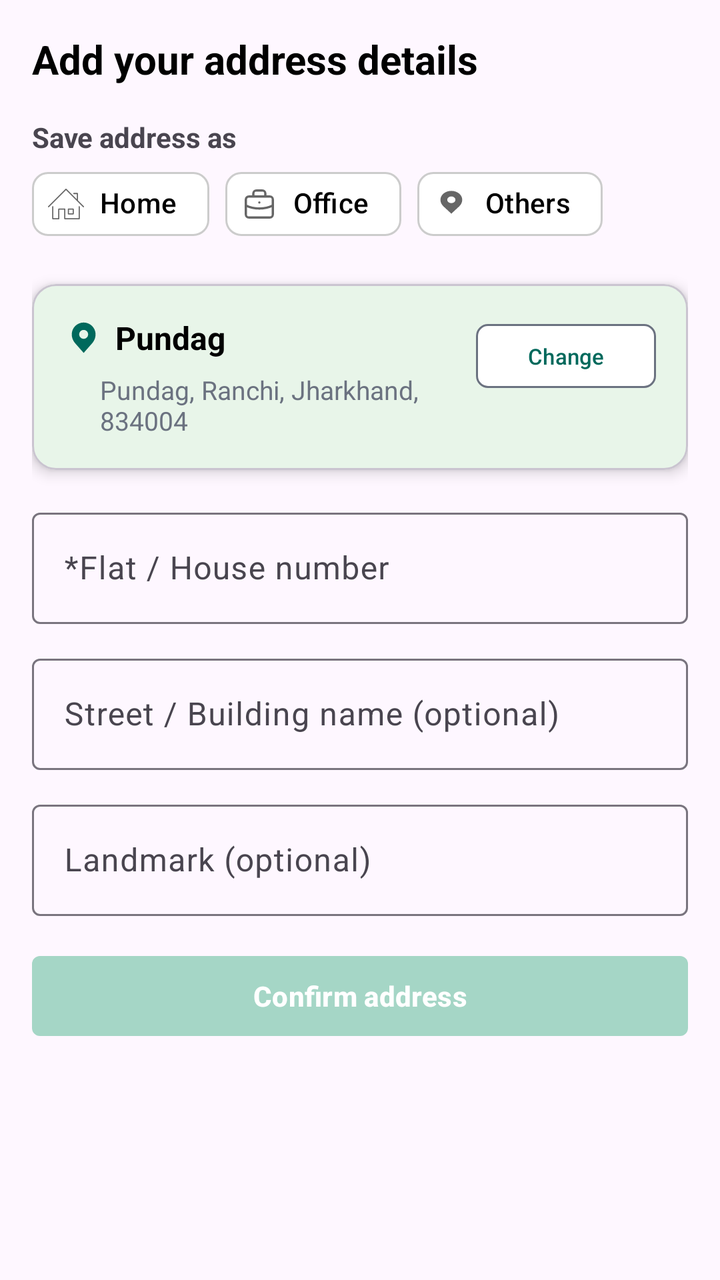
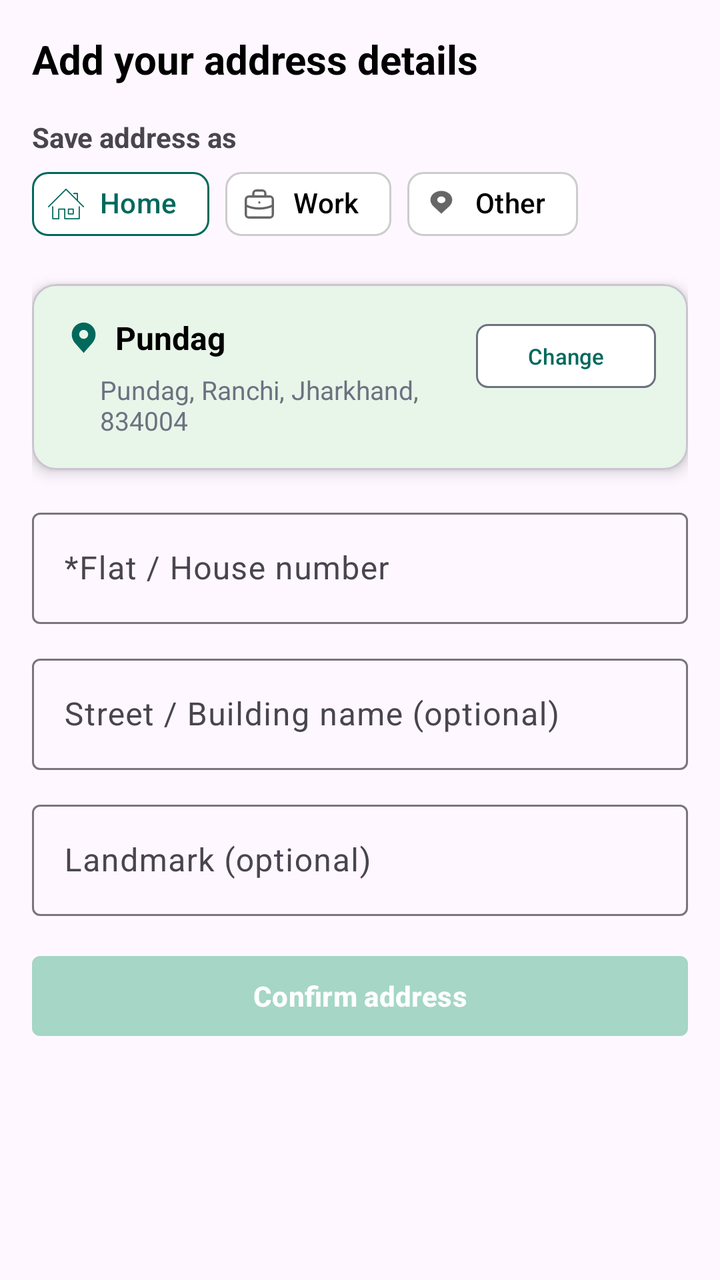

Compare the two renders of this Android layout. The source of the first and the diff that turns it into the second are given below.
<!-- AndroidManifest.xml: application theme Theme.TheKaincheeUser -->
<!-- res/layout/fragment_save_address.xml -->
<?xml version="1.0" encoding="utf-8"?>
<ScrollView
    android:layout_width="match_parent"
    android:layout_height="wrap_content"
    android:fillViewport="true"
    android:fitsSystemWindows="true"
    android:clipToPadding="false"
    xmlns:android="http://schemas.android.com/apk/res/android"
    xmlns:app="http://schemas.android.com/apk/res-auto">

    <LinearLayout
        android:layout_width="match_parent"
        android:layout_height="wrap_content"
        android:orientation="vertical"
        android:layout_gravity="top"
        android:padding="16dp">

        
        <TextView
            android:layout_width="wrap_content"
            android:layout_height="wrap_content"
            android:text="Add your address details"
            android:textSize="20sp"
            android:textStyle="bold"
            android:textColor="@android:color/black"
            android:layout_marginBottom="16dp"/>

        
        <TextView
            android:layout_width="wrap_content"
            android:layout_height="wrap_content"
            android:text="Save address as"
            android:textStyle="bold"/>

        <com.google.android.material.chip.ChipGroup
            android:id="@+id/chipGroup"
            android:layout_width="match_parent"
            android:layout_height="wrap_content"
            app:singleSelection="true"
            app:selectionRequired="true">

            <com.google.android.material.chip.Chip
                android:id="@+id/chipHome"
                style="@style/Widget.Material3.Chip.Assist"
                android:layout_width="wrap_content"
                android:layout_height="48dp"
                android:text="Home"

                android:checkable="true"
                android:textColor="@color/chip_text_selector"

                app:chipIcon="@drawable/ic_home"
                app:chipIconVisible="true"
                app:chipIconTint="@color/chip_icon_selector"

                app:chipBackgroundColor="@color/chip_bg_selector"
                app:chipStrokeColor="@color/chip_stroke_selector"
                app:chipStrokeWidth="1dp"/>

            <com.google.android.material.chip.Chip
                android:id="@+id/chipOffice"
                style="@style/Widget.Material3.Chip.Assist"
                android:layout_width="wrap_content"
                android:layout_height="48dp"
                android:text="Office"

                android:checkable="true"
                android:textColor="@color/chip_text_selector"

                app:chipIcon="@drawable/ic_work"
                app:chipIconVisible="true"
                app:chipIconTint="@color/chip_icon_selector"

                app:chipBackgroundColor="@color/chip_bg_selector"
                app:chipStrokeColor="@color/chip_stroke_selector"
                app:chipStrokeWidth="1dp"/>

            <com.google.android.material.chip.Chip
                android:id="@+id/chipOther"
                style="@style/Widget.Material3.Chip.Assist"
                android:layout_width="wrap_content"
                android:layout_height="48dp"
                android:text="Others"
                android:checkable="true"
                android:textColor="@color/chip_text_selector"

                app:chipIcon="@drawable/ic_location"
                app:chipIconVisible="true"
                app:chipIconTint="@color/chip_icon_selector"

                app:chipBackgroundColor="@color/chip_bg_selector"
                app:chipStrokeColor="@color/chip_stroke_selector"
                app:chipStrokeWidth="1dp"/>

        </com.google.android.material.chip.ChipGroup>


        <com.google.android.material.card.MaterialCardView
            android:id="@+id/cv"
            android:layout_width="match_parent"
            android:layout_height="wrap_content"
            app:cardCornerRadius="12dp"
            android:layout_marginTop="16dp"
            android:backgroundTint="@color/lightPrimaryColor"
            app:cardElevation="4dp">

            <androidx.constraintlayout.widget.ConstraintLayout
                android:layout_width="match_parent"
                android:layout_height="wrap_content"
                android:padding="16dp">

                
                <com.google.android.material.button.MaterialButton
                    android:id="@+id/btnChange"
                    android:layout_width="90dp"
                    android:layout_height="40dp"
                    android:text="Change"
                    android:textSize="11sp"
                    android:textAllCaps="false"
                    android:textColor="@color/primaryColor"
                    app:strokeWidth="1dp"
                    app:strokeColor="@color/gray"
                    app:backgroundTint="@android:color/white"
                    app:cornerRadius="6dp"
                    android:minHeight="0dp"
                    app:layout_constraintEnd_toEndOf="parent"
                    app:layout_constraintTop_toTopOf="parent"/>

                
                <com.google.android.material.textview.MaterialTextView
                    android:id="@+id/tvhead"
                    android:layout_width="0dp"
                    android:layout_height="wrap_content"
                    android:drawableStart="@drawable/ic_location"
                    android:drawablePadding="6dp"
                    android:text="Pundag"
                    android:textColor="@color/black"
                    android:textSize="16sp"
                    android:textStyle="bold"
                    android:maxLines="1"
                    android:ellipsize="end"
                    android:drawableTint="@color/primaryColor"
                    app:layout_constraintStart_toStartOf="parent"
                    app:layout_constraintEnd_toStartOf="@id/btnChange"
                    app:layout_constraintTop_toTopOf="parent"/>

                
                <com.google.android.material.textview.MaterialTextView
                    android:id="@+id/tvfullAdd"
                    android:layout_width="0dp"
                    android:layout_height="wrap_content"
                    android:text="Pundag, Ranchi, Jharkhand, 834004"
                    android:textColor="@color/gray"
                    android:textSize="13sp"
                    android:layout_marginTop="4dp"
                    android:paddingStart="18dp"
                    android:maxLines="2"
                    android:ellipsize="end"
                    app:layout_constraintTop_toBottomOf="@id/tvhead"
                    app:layout_constraintStart_toStartOf="parent"
                    app:layout_constraintEnd_toStartOf="@id/btnChange"/>



            </androidx.constraintlayout.widget.ConstraintLayout>

        </com.google.android.material.card.MaterialCardView>

        

        <com.google.android.material.textfield.TextInputLayout
            android:layout_width="match_parent"
            android:layout_height="wrap_content"
            android:hint="*Flat / House number"
            style="@style/Widget.Material3.TextInputLayout.OutlinedBox"
            android:layout_marginTop="16dp">

            <com.google.android.material.textfield.TextInputEditText
                android:id="@+id/etFlat"
                android:layout_width="match_parent"
                android:layout_height="wrap_content"
                android:inputType="text"/>
        </com.google.android.material.textfield.TextInputLayout>


        <com.google.android.material.textfield.TextInputLayout
            android:layout_width="match_parent"
            android:layout_height="wrap_content"
            android:hint="Street / Building name (optional)"
            style="@style/Widget.Material3.TextInputLayout.OutlinedBox"
            android:layout_marginTop="12dp">

            <com.google.android.material.textfield.TextInputEditText
                android:id="@+id/etStreet"
                android:layout_width="match_parent"
                android:layout_height="wrap_content"
                android:inputType="text"/>
        </com.google.android.material.textfield.TextInputLayout>


        <com.google.android.material.textfield.TextInputLayout
            android:layout_width="match_parent"
            android:layout_height="wrap_content"
            android:hint="Landmark (optional)"
            style="@style/Widget.Material3.TextInputLayout.OutlinedBox"
            android:layout_marginTop="12dp">

            <com.google.android.material.textfield.TextInputEditText
                android:id="@+id/etLandmark"
                android:layout_width="match_parent"
                android:layout_height="wrap_content"
                android:inputType="text"/>
        </com.google.android.material.textfield.TextInputLayout>



        <com.google.android.material.button.MaterialButton
            android:id="@+id/btnConfirm"
            android:layout_width="match_parent"
            android:layout_height="wrap_content"
            android:layout_marginTop="16dp"
            android:text="Confirm address"
            android:textStyle="bold"
            android:textAllCaps="false"
            android:textColor="@android:color/white"
            app:backgroundTint="@color/button_bg_selector"
            android:enabled="false"
            app:cornerRadius="4dp"/>

    </LinearLayout>

</ScrollView>
<!-- resources referenced by this layout -->
<resources>
  <color name="black">#FF000000</color>
  <color name="gray">#6B7280</color>
  <color name="lightPrimaryColor">#E8F5E9</color>
  <color name="primaryColor">#00695C</color>
  <!-- drawable ic_home (drawable) -->
  <vector xmlns:android="http://schemas.android.com/apk/res/android" android:height="24dp" android:viewportHeight="59.994" android:viewportWidth="59.994" android:width="24dp">
        
      <path android:fillColor="#FF000000" android:pathData="m51.981,33.502c-0.552,0 -1,0.448 -1,1v19h-22v-15c0,-0.552 -0.448,-1 -1,-1h-10c-0.552,0 -1,0.448 -1,1v15h-8v-19c0,-0.552 -0.448,-1 -1,-1 -0.552,0 -1,0.448 -1,1v20c0,0.552 0.448,1 1,1h10c0.552,0 1,-0.448 1,-1v-15h8v15c0,0.552 0.448,1 1,1h24c0.552,0 1,-0.448 1,-1v-20c0,-0.552 -0.447,-1 -1,-1zM59.704,33.793l-9.723,-9.723v-11.568c0,-0.552 -0.448,-1 -1,-1h-6c-0.552,0 -1,0.448 -1,1 0,0.552 0.448,1 1,1h5v8.568l-17.25,-17.25c-0.011,-0.012 -0.015,-0.029 -0.027,-0.041 -0.195,-0.195 -0.451,-0.291 -0.707,-0.289 -0.256,-0.002 -0.512,0.094 -0.707,0.289 -0.012,0.012 -0.016,0.028 -0.027,0.041l-28.973,28.973c-0.387,0.387 -0.387,1.014 0,1.401 0.387,0.387 1.014,0.387 1.401,0l28.306,-28.306 18.186,18.186c0.064,0.089 0.138,0.164 0.227,0.227l9.893,9.893c0.387,0.387 1.014,0.387 1.401,0 0.387,-0.387 0.387,-1.014 0,-1.401z"/>
        
      <path android:fillColor="#FF000000" android:pathData="m41.981,37.502h-8c-0.552,0 -1,0.448 -1,1v8c0,0.552 0.448,1 1,1h8c0.552,0 1,-0.448 1,-1v-8c0,-0.552 -0.447,-1 -1,-1zM40.981,45.502h-6v-6h6v6z"/>
      
  </vector>
  <!-- drawable ic_location (drawable) -->
  <vector xmlns:android="http://schemas.android.com/apk/res/android" android:height="24dp" android:viewportHeight="135" android:viewportWidth="110" android:width="19.555555dp">
        
      <path android:fillColor="#FF000000" android:pathData="m55,18.33c-18.38,0 -33.33,14.96 -33.33,33.33 0,9.08 3.29,17.83 9.25,24.67l24.08,27.5 24.08,-27.5c5.96,-6.83 9.25,-15.58 9.25,-24.67 0,-18.38 -14.96,-33.33 -33.33,-33.33zM55,64.17c-6.92,0 -12.5,-5.58 -12.5,-12.5s5.58,-12.5 12.5,-12.5 12.5,5.58 12.5,12.5 -5.58,12.5 -12.5,12.5z"/>
      
  </vector>
  <!-- drawable ic_work (drawable) -->
  <vector xmlns:android="http://schemas.android.com/apk/res/android"
      android:width="24dp"
      android:height="24dp"
      android:viewportWidth="24"
      android:viewportHeight="24">
    <path
        android:pathData="M8,7H5C3.895,7 3,7.895 3,9V13M8,7H16M8,7V5C8,3.895 8.895,3 10,3H14C15.105,3 16,3.895 16,5V7M16,7H19C20.105,7 21,7.895 21,9V13M21,13V19C21,20.105 20.105,21 19,21H5C3.895,21 3,20.105 3,19V13M21,13C21,13 17,15 12,15C7,15 3,13 3,13M12,11H12.01"
        android:strokeLineJoin="round"
        android:strokeWidth="1.5"
        android:fillColor="#00000000"
        android:strokeColor="#383838"
        android:strokeLineCap="round"/>
  </vector>
  <style name="Theme.TheKaincheeUser" parent="Base.Theme.TheKaincheeUser" />
  <style name="Base.Theme.TheKaincheeUser" parent="Theme.Material3.DayNight.NoActionBar">
          
          
          <item name="colorPrimary">@color/primaryColor</item>
      </style>
</resources>

<!-- the commit's change to res/layout/fragment_save_address.xml (unified diff, before → after) -->
@@ -45,7 +45,7 @@
                 android:layout_width="wrap_content"
                 android:layout_height="48dp"
                 android:text="Home"
-
+                android:checked="true"
                 android:checkable="true"
                 android:textColor="@color/chip_text_selector"
 
@@ -58,11 +58,11 @@
                 app:chipStrokeWidth="1dp"/>
 
             <com.google.android.material.chip.Chip
-                android:id="@+id/chipOffice"
+                android:id="@+id/chipWork"
                 style="@style/Widget.Material3.Chip.Assist"
                 android:layout_width="wrap_content"
                 android:layout_height="48dp"
-                android:text="Office"
+                android:text="Work"
 
                 android:checkable="true"
                 android:textColor="@color/chip_text_selector"
@@ -80,7 +80,7 @@
                 style="@style/Widget.Material3.Chip.Assist"
                 android:layout_width="wrap_content"
                 android:layout_height="48dp"
-                android:text="Others"
+                android:text="Other"
                 android:checkable="true"
                 android:textColor="@color/chip_text_selector"
 
@@ -105,6 +105,7 @@
             app:cardElevation="4dp">
 
             <androidx.constraintlayout.widget.ConstraintLayout
+                android:id="@+id/locationCons"
                 android:layout_width="match_parent"
                 android:layout_height="wrap_content"
                 android:padding="16dp">
